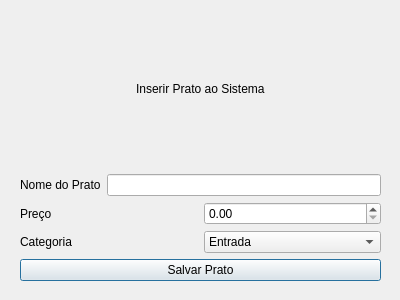
First picture: the form in telacadastrarprato.ui, repository jujubsfs/restify3, before the edit.
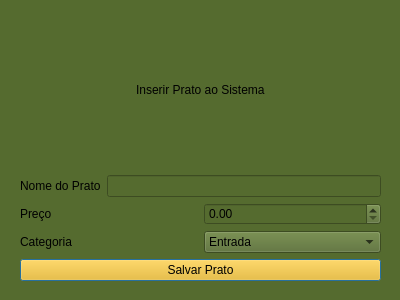
Second picture: the form after the edit.

Patch:
```diff
--- a/telacadastrarprato.ui
+++ b/telacadastrarprato.ui
@@ -13,6 +13,9 @@
   <property name="windowTitle">
    <string>Dialog</string>
   </property>
+  <property name="styleSheet">
+   <string notr="true">background-color: #556B2F</string>
+  </property>
   <widget class="QWidget" name="layoutWidget">
    <property name="geometry">
     <rect>
@@ -125,6 +128,9 @@
     </item>
     <item>
      <widget class="QPushButton" name="pushButton">
+      <property name="styleSheet">
+       <string notr="true">background-color: rgb(255, 183, 0);</string>
+      </property>
       <property name="text">
        <string>Salvar Prato</string>
       </property>
```
